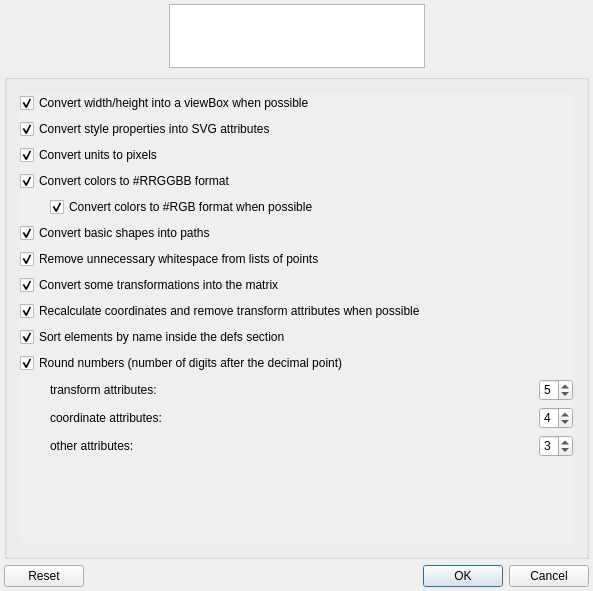
Before: the Qt Designer form src/wizarddialog.ui in RazrFalcon/svgcleaner, drawn with Qt 5.
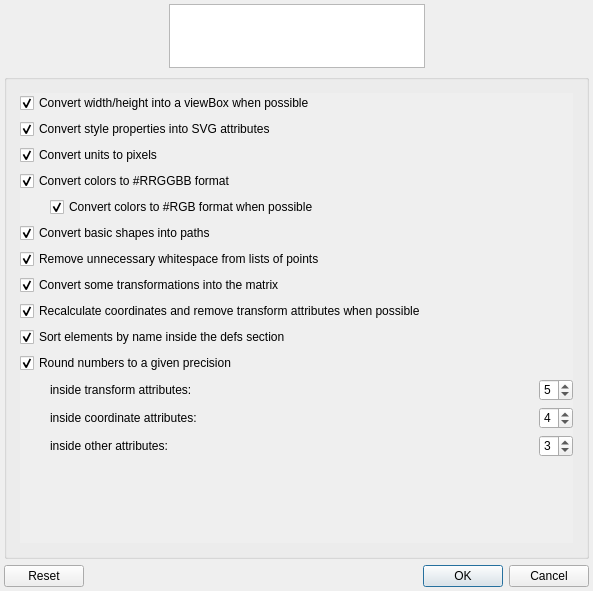
After: the same form once the commit is applied. The open tabs and pages were chosen to show the change. Custom widgets are drawn as their Qt base class.

Diff of the .ui file:
```diff
--- a/src/wizarddialog.ui
+++ b/src/wizarddialog.ui
@@ -1585,8 +1585,8 @@
               <rect>
                <x>0</x>
                <y>0</y>
-               <width>496</width>
-               <height>359</height>
+               <width>563</width>
+               <height>464</height>
               </rect>
              </property>
              <layout class="QVBoxLayout" name="verticalLayout_9">
@@ -1750,7 +1750,7 @@
                  <string notr="true">round-numbers</string>
                 </property>
                 <property name="text">
-                 <string>Round numbers (number of digits after the decimal point)</string>
+                 <string>Round numbers to a given precision</string>
                 </property>
                 <property name="checked">
                  <bool>true</bool>
@@ -1837,7 +1837,7 @@
                     <string notr="true">dp-transfs</string>
                    </property>
                    <property name="text">
-                    <string>transform attributes:</string>
+                    <string>inside transform attributes:</string>
                    </property>
                   </widget>
                  </item>
@@ -1847,7 +1847,7 @@
                     <string notr="true">dp-coords</string>
                    </property>
                    <property name="text">
-                    <string>coordinate attributes:</string>
+                    <string>inside coordinate attributes:</string>
                    </property>
                   </widget>
                  </item>
@@ -1857,7 +1857,7 @@
                     <string notr="true">dp-other-atts</string>
                    </property>
                    <property name="text">
-                    <string>other attributes:</string>
+                    <string>inside other attributes:</string>
                    </property>
                   </widget>
                  </item>
```
Left out of the diff: 14 changed lines with no effect on the pictures.
